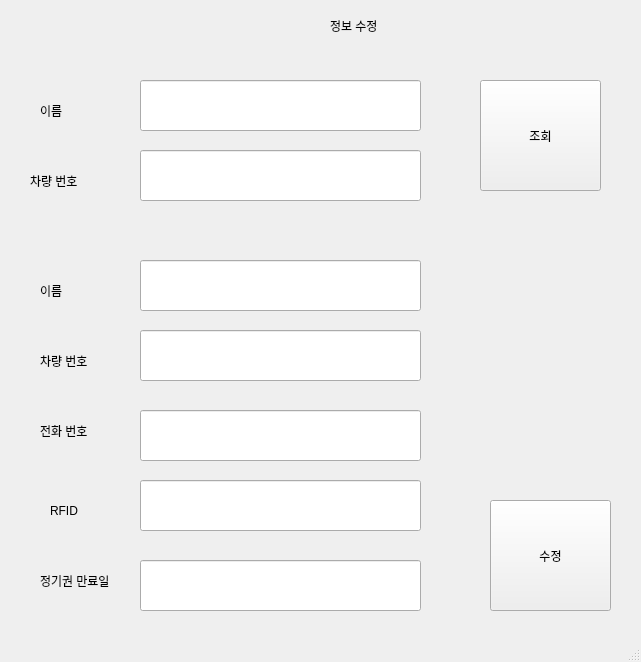
addinedu-ros-8th/iot-repo-2, file front/main/modify.ui: the form before one commit.
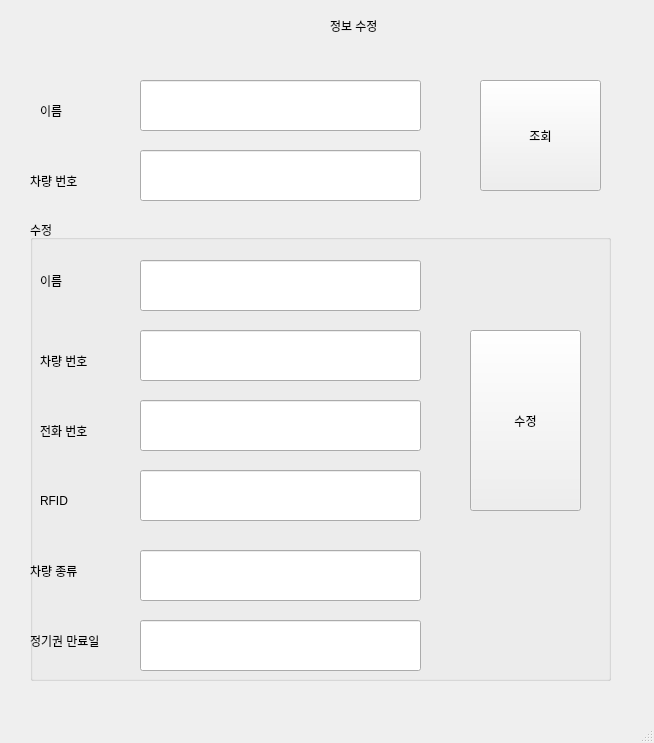
The form after the commit.

What changed in the file:
```diff
--- a/front/main/modify.ui
+++ b/front/main/modify.ui
@@ -6,15 +6,15 @@
    <rect>
     <x>0</x>
     <y>0</y>
-    <width>641</width>
-    <height>662</height>
+    <width>654</width>
+    <height>743</height>
    </rect>
   </property>
   <property name="windowTitle">
    <string>MainWindow</string>
   </property>
   <widget class="QWidget" name="centralwidget">
-   <widget class="QLineEdit" name="lineEdit">
+   <widget class="QLineEdit" name="EditOriginName">
     <property name="geometry">
      <rect>
       <x>140</x>
@@ -50,7 +50,7 @@
      <string>이름 </string>
     </property>
    </widget>
-   <widget class="QPushButton" name="pushButton">
+   <widget class="QPushButton" name="btnMSearch">
     <property name="geometry">
      <rect>
       <x>480</x>
@@ -76,37 +76,53 @@
      <string>차량 번호</string>
     </property>
    </widget>
-   <widget class="QLabel" name="label_6">
+   <widget class="QLineEdit" name="EditOrigincarnum">
     <property name="geometry">
      <rect>
-      <x>40</x>
-      <y>410</y>
-      <width>101</width>
-      <height>41</height>
+      <x>140</x>
+      <y>150</y>
+      <width>281</width>
+      <height>51</height>
      </rect>
     </property>
-    <property name="text">
-     <string>전화 번호</string>
-    </property>
    </widget>
-   <widget class="QLabel" name="label_7">
+   <widget class="QGroupBox" name="groupBox">
     <property name="geometry">
      <rect>
-      <x>50</x>
-      <y>490</y>
-      <width>101</width>
-      <height>41</height>
+      <x>30</x>
+      <y>220</y>
+      <width>581</width>
+      <height>461</height>
      </rect>
     </property>
-    <property name="text">
-     <string>RFID</string>
+    <property name="title">
+     <string>수정</string>
+    </property>
+    <widget class="QLineEdit" name="Editmlnum">
+     <property name="geometry">
+      <rect>
+       <x>110</x>
+       <y>180</y>
+       <width>281</width>
+       <height>51</height>
+      </rect>
+     </property>
+    </widget>
+    <widget class="QLineEdit" name="EditMRfid">
+     <property name="geometry">
+      <rect>
+       <x>110</x>
+       <y>250</y>
+       <width>281</width>
+       <height>51</height>
+      </rect>
     </property>
    </widget>
    <widget class="QLabel" name="label_8">
     <property name="geometry">
      <rect>
-      <x>40</x>
-      <y>560</y>
+       <x>0</x>
+       <y>400</y>
       <width>101</width>
       <height>41</height>
      </rect>
@@ -115,61 +131,47 @@
      <string>정기권 만료일</string>
     </property>
    </widget>
-   <widget class="QLineEdit" name="lineEdit_2">
+    <widget class="QLineEdit" name="EditMend">
     <property name="geometry">
      <rect>
-      <x>140</x>
-      <y>150</y>
+       <x>110</x>
+       <y>400</y>
       <width>281</width>
       <height>51</height>
      </rect>
     </property>
    </widget>
-   <widget class="QLineEdit" name="lineEdit_3">
+    <widget class="QPushButton" name="btnModify">
     <property name="geometry">
      <rect>
-      <x>140</x>
-      <y>410</y>
-      <width>281</width>
-      <height>51</height>
-     </rect>
-    </property>
-   </widget>
-   <widget class="QLineEdit" name="lineEdit_4">
-    <property name="geometry">
-     <rect>
-      <x>140</x>
-      <y>480</y>
-      <width>281</width>
-      <height>51</height>
-     </rect>
-    </property>
-   </widget>
-   <widget class="QLineEdit" name="lineEdit_5">
+       <x>440</x>
+       <y>110</y>
+       <width>111</width>
+       <height>181</height>
+      </rect>
+     </property>
+     <property name="text">
+      <string>수정</string>
+     </property>
+    </widget>
+    <widget class="QLabel" name="label_10">
     <property name="geometry">
      <rect>
-      <x>140</x>
-      <y>560</y>
-      <width>281</width>
-      <height>51</height>
-     </rect>
-    </property>
-   </widget>
-   <widget class="QLineEdit" name="lineEdit_6">
-    <property name="geometry">
-     <rect>
-      <x>140</x>
-      <y>330</y>
-      <width>281</width>
-      <height>51</height>
-     </rect>
+       <x>10</x>
+       <y>40</y>
+       <width>101</width>
+       <height>41</height>
+      </rect>
+     </property>
+     <property name="text">
+      <string>이름 </string>
     </property>
    </widget>
    <widget class="QLabel" name="label_9">
     <property name="geometry">
      <rect>
-      <x>40</x>
-      <y>340</y>
+       <x>10</x>
+       <y>120</y>
       <width>101</width>
       <height>41</height>
      </rect>
@@ -178,52 +180,76 @@
      <string>차량 번호</string>
     </property>
    </widget>
-   <widget class="QLineEdit" name="lineEdit_7">
+    <widget class="QLineEdit" name="EditMcarnum">
     <property name="geometry">
      <rect>
-      <x>140</x>
+       <x>110</x>
+       <y>110</y>
+       <width>281</width>
+       <height>51</height>
+      </rect>
+     </property>
+    </widget>
+    <widget class="QLabel" name="label_6">
+     <property name="geometry">
+      <rect>
+       <x>10</x>
+       <y>190</y>
+       <width>101</width>
+       <height>41</height>
+      </rect>
+     </property>
+     <property name="text">
+      <string>전화 번호</string>
+     </property>
+    </widget>
+    <widget class="QLabel" name="label_7">
+     <property name="geometry">
+      <rect>
+       <x>10</x>
       <y>260</y>
-      <width>281</width>
-      <height>51</height>
-     </rect>
-    </property>
-   </widget>
-   <widget class="QLabel" name="label_10">
-    <property name="geometry">
-     <rect>
-      <x>40</x>
-      <y>270</y>
       <width>101</width>
       <height>41</height>
      </rect>
     </property>
     <property name="text">
-     <string>이름 </string>
-    </property>
-   </widget>
-   <widget class="QPushButton" name="pushButton_2">
+      <string>RFID</string>
+     </property>
+    </widget>
+    <widget class="QLineEdit" name="EditMname">
     <property name="geometry">
      <rect>
-      <x>490</x>
-      <y>500</y>
-      <width>121</width>
-      <height>111</height>
-     </rect>
-    </property>
-    <property name="text">
-     <string>수정</string>
-    </property>
-   </widget>
-  </widget>
-  <widget class="QMenuBar" name="menubar">
+       <x>110</x>
+       <y>40</y>
+       <width>281</width>
+       <height>51</height>
+      </rect>
+     </property>
+    </widget>
+    <widget class="QLabel" name="label_11">
    <property name="geometry">
     <rect>
      <x>0</x>
-     <y>0</y>
-     <width>641</width>
-     <height>22</height>
-    </rect>
-   </property>
+       <y>330</y>
+       <width>101</width>
+       <height>41</height>
+      </rect>
+     </property>
+     <property name="text">
+      <string>차량 종류</string>
+     </property>
+    </widget>
+    <widget class="QLineEdit" name="EditMcategory">
+     <property name="geometry">
+      <rect>
+       <x>110</x>
+       <y>330</y>
+       <width>281</width>
+       <height>51</height>
+      </rect>
+     </property>
+    </widget>
+   </widget>
   </widget>
   <widget class="QStatusBar" name="statusbar"/>
  </widget>
```
Lines whose indentation alone changed are shown as unchanged.
